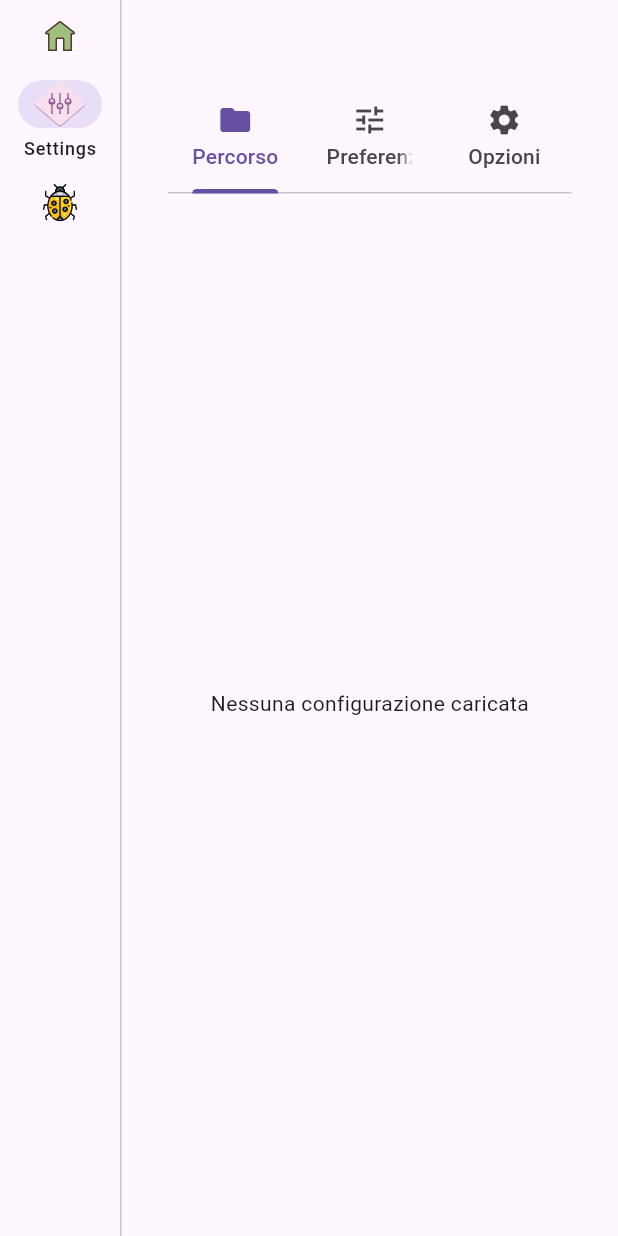
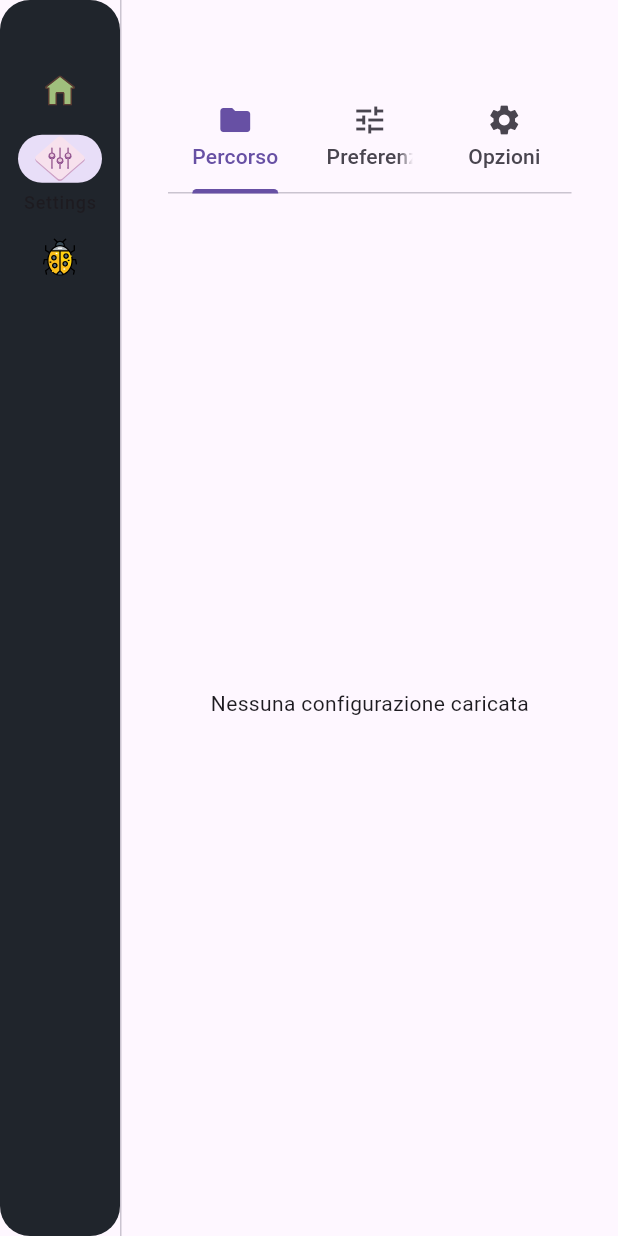
Before and after one commit to 31December99/Unit3DWebUp, a Flutter app: the screen it shows after launch, after a tap on "Settings", on a phone screen of 412 x 824 dp. Run offline on Flutter 3.47's test engine with Material 3 defaults, Android fonts, the phone set to English and light mode, and no system bars; our stand-ins replace flutter_svg; network calls fail.

Commit message:
Update UI colors and layout

```diff
--- a/UI/lib/assets/credits.txt
+++ b/UI/lib/assets/credits.txt
@@ -57,3 +57,9 @@ https://www.svgrepo.com/svg/213182/upload
 COLLECTION: Interface 7
 LICENSE: CC0 License
 UPLOADER: SVG Repo
+
+
+https://www.svgrepo.com/svg/288439/network-share
+COLLECTION: Seo And Marketing 4
+LICENSE: CC0 License
+UPLOADER: SVG Repo
--- a/UI/lib/widgets/navigation_rail_widget.dart
+++ b/UI/lib/widgets/navigation_rail_widget.dart
@@ -15,12 +15,15 @@ class NavigationRailMenu extends StatelessWidget {
 
   @override
   Widget build(BuildContext context) {
-    return NavigationRail(
+    return ClipRRect(
+      borderRadius: BorderRadius.circular(20),
+      child: NavigationRail(
+      backgroundColor: Color(0xFF20252C),
       selectedIndex: selectedIndex,
       onDestinationSelected: onSelect,
       labelType: NavigationRailLabelType.selected,
+      groupAlignment: -0.89,
       destinations: [
-
         NavigationRailDestination(
           icon: SvgPicture.asset('lib/assets/home-svgrepo-com.svg', width: 20),
           selectedIcon: SvgPicture.asset(
@@ -54,6 +57,7 @@ class NavigationRailMenu extends StatelessWidget {
           label: const Text('Jobs'),
         ),
       ],
+      ),
     );
   }
 }
--- a/UI/lib/widgets/searchPage/search_textfield_widget.dart
+++ b/UI/lib/widgets/searchPage/search_textfield_widget.dart
@@ -28,68 +28,91 @@ class SearchTextField extends StatelessWidget {
   @override
   Widget build(BuildContext context) {
     /// Search bar
-    return TextField(
+    return SizedBox(
+      height: 50,
+      width: 400,
+      child: TextField(
         controller: controller,
+        style: const TextStyle(fontSize: 12),
         decoration: InputDecoration(
+          isDense: true,
+          contentPadding: const EdgeInsets.symmetric(
+            vertical: 8,
+            horizontal: 12,
+          ),
           hintText: hint,
-        hintStyle: TextStyle(
-          color: const Color(0xFF231616).withAlpha(150),
+          hintStyle: const TextStyle(
+            color: Colors.white,
             fontSize: 12,
             fontFamily: 'WhiteRabbit',
             letterSpacing: 0.8,
           ),
+          focusedBorder: OutlineInputBorder(
+            borderSide: BorderSide(color: Colors.transparent),
+          ),
+          hoverColor: Colors.transparent,
           border: const OutlineInputBorder(),
-        suffixIcon: Wrap(
-          spacing: 4,
+          suffixIconConstraints: const BoxConstraints(
+            minHeight: 30,
+            minWidth: 90,
+          ),
+          suffixIcon: Row(
+            mainAxisSize: MainAxisSize.min,
             children: [
-            /// Icon button Scan
               Ctooltip(
                 message: "Ricarica il tuo percorso",
                 child: IconButton(
-                onPressed: onClickScan,
+                  padding: EdgeInsets.zero,
+                  constraints: const BoxConstraints(
+                    minWidth: 24,
+                    minHeight: 24,
+                  ),
                   icon: SvgPicture.asset(
                     'lib/assets/refresh-svgrepo-com.svg',
-                  width: 25,
+                    width: 17,
+                  ),
+                  onPressed: onClickScan,
                 ),
               ),
-            ),
-
-            /// Icon button Tracker Search
               Ctooltip(
                 message: "Cerca nel tracker",
                 child: IconButton(
+                  padding: EdgeInsets.zero,
+                  constraints: const BoxConstraints(
+                    minWidth: 24,
+                    minHeight: 24,
+                  ),
+                  icon: SvgPicture.asset(
+                    'lib/assets/network-share-svgrepo-com.svg',
+                    width: 17,
+                  ),
                   onPressed: () {
                     if (onClickTracker != null && controller != null) {
                       onClickTracker!(controller!.text);
                     }
                   },
-                icon: SvgPicture.asset(
-                  'lib/assets/network-svgrepo-com.svg',
-                  width: 25,
-                ),
                 ),
               ),
 
-            /// Icon button Delete current page
               Ctooltip(
-              message: "Cancella la cache",
+                message: "Cancella la cache !",
                 child: IconButton(
-                onPressed: onClickClear,
+                  padding: EdgeInsets.zero,
+                  constraints: const BoxConstraints(
+                    minWidth: 24,
+                    minHeight: 24,
+                  ),
                   icon: SvgPicture.asset(
                     'lib/assets/clear-svgrepo-com.svg',
-                  width: 20,
+                    width: 15,
                   ),
+                  onPressed: onClickClear,
                 ),
               ),
             ],
           ),
-        suffixIconConstraints: const BoxConstraints(
-          minWidth: 96,
-          minHeight: 25,
         ),
       ),
-      onChanged: onChanged,
-      onSubmitted: onSubmitted,
     );
   }
 }
--- a/UI/lib/widgets/searchPage/search_widget.dart
+++ b/UI/lib/widgets/searchPage/search_widget.dart
@@ -1,10 +1,11 @@
-import 'package:flutter/material.dart';
-import 'package:provider/provider.dart';
+import 'package:url_launcher/url_launcher.dart';
+import 'package:UI/widgets/searchPage/search.dart';
 import 'package:UI/providers/providers.dart';
-import 'package:UI/widgets/searchPage/search.dart';
-import 'package:flutter_svg/svg.dart';
 import 'package:UI/widgets/widgets.dart';
 import 'package:UI/models/models.dart';
+import 'package:provider/provider.dart';
+import 'package:flutter/material.dart';
+import 'package:flutter_svg/svg.dart';
 
 /// Search
 /// This page comes with a textbox and four icon button
@@ -46,7 +47,7 @@ class _SearchState extends State<Search> {
     final posterProvider = context.read<PosterProvider>();
 
     final scanPath = context.select<SettingProvider, String>(
-          (p) => p.getValue('SCAN_PATH')
+      (p) => p.getValue('SCAN_PATH'),
     );
 
     final logProvider = context.read<LogProvider>();
@@ -55,33 +56,77 @@ class _SearchState extends State<Search> {
       padding: const EdgeInsets.all(1),
       child: Column(
         children: [
-          /// A personal widget with hover function (tooltip)
+          Align(
+            alignment: Alignment.topRight,
+            child: Padding(
+              padding: const EdgeInsets.only(right: 12, bottom: 8),
+              child: InkWell(
+                onTap: () async {
+                  final Uri url = Uri.parse(
+                    'https://github.com/tuo-username/tuo-repo',
+                  );
+
+                  if (await canLaunchUrl(url)) {
+                    await launchUrl(url);
+                  }
+                },
+                child: const Text(
+                  "GitHub",
+                  style: TextStyle(
+                    color: Colors.blueAccent,
+                    decoration: TextDecoration.underline,
+                    fontWeight: FontWeight.w500,
+                  ),
+                ),
+              ),
+            ),
+          ),
+          Row(
+            crossAxisAlignment: CrossAxisAlignment.center,
+            children: [
+              Row(
+                children: const [
+                  Text(
+                    'UNIT3D',
+                    style: TextStyle(
+                      fontFamily: 'WhiteRabbit',
+                      fontSize: 20,
+                      color: Color(0xFFF30420),
+                      letterSpacing: 1,
+                    ),
+                  ),
+                  SizedBox(width: 4),
+                  Text(
+                    'WEBUP',
+                    style: TextStyle(
+                      fontFamily: 'WhiteRabbit',
+                      fontSize: 20,
+                      color: Colors.white,
+                      letterSpacing: 1,
+                    ),
+                  ),
+                ],
+              ),
+
+              const SizedBox(width: 25),
+
+              Row(
+                children: [
                   Ctooltip(
                     message: "Carica tutto su tracker!",
                     child: IconButton(
-              /// Event button
                       onPressed: () {
-                /// Every poster has a job_id and a job_list_id
-                final jobListId = posterProvider.posterItems.first.jobListId;
+                        final jobListId =
+                            posterProvider.posterItems.first.jobListId;
 
-                /// Preparare a message for the console log ( the job Page)
                         final String notifyString =
                             'Uploading job list $jobListId Please wait...';
 
-                /// Access to console by provider
-                /// send message and defines its type
                         logProvider.add(notifyString, LogLevel.info);
-
-                /// Kind of message shown at the bottom
                         showAppSnackBar(context, notifyString);
 
-                /// Calls the endpoint
-                /// Passes the job list id and requests upload to the tracker
-                /// The backend reads data from Redis and start processing
                         posterProvider.uploadList(jobListId!);
                       },
-
-              /// Graphic for icon. See Asset folder
                       icon: SvgPicture.asset(
                         'lib/assets/upload-svgrepo-com.svg',
                         width: 25,
@@ -89,89 +134,91 @@ class _SearchState extends State<Search> {
                     ),
                   ),
 
-          /// Label
-          Text(
-            'UNIT3D Up',
-            style: const TextStyle(
-              fontFamily: 'WhiteRabbit',
-              fontSize: 20,
-              color: Color(0xFFCF8F4F),
-              letterSpacing: 1,
+                  const SizedBox(width: 15),
+
+                  InkWell(
+                    onTap: () => showAppSnackBar(context, "Filtro: Film"),
+                    child: const Text(
+                      "Film",
+                      style: TextStyle(
+                        color: Colors.blueAccent,
+                        decoration: TextDecoration.underline,
+                      ),
                     ),
                   ),
 
-          /// SEARCH TEXT BOX
-          /// Use a custom widget ( it returns a  customized..TextField)
-          /// as textbox
-          SearchTextField(
+                  const SizedBox(width: 10),
+
+                  InkWell(
+                    onTap: () => showAppSnackBar(context, "Filtro: Serie"),
+                    child: const Text(
+                      "Serie",
+                      style: TextStyle(
+                        color: Colors.blueAccent,
+                        decoration: TextDecoration.underline,
+                      ),
+                    ),
+                  ),
+
+                  const SizedBox(width: 10),
+                ],
+              ),
+
+              const SizedBox(width: 30),
+
+              SizedBox(
+                width: MediaQuery.of(context).size.width * 0.5,
+                child: SearchTextField(
                   controller: _controller,
+                  onSubmitted: (value) {
+                    if (posterProvider.posterItems.isEmpty) return;
 
-            /// Enter a keyword
-            onSubmitted: (value) {
-              // check if the list is empty
-              if (posterProvider.posterItems.isEmpty) {
-                return;
-              }
+                    final jobListId =
+                        posterProvider.posterItems.first.jobListId;
 
-              /// As above , get job_list_id, talk to console, run endpoint
-              final jobListId = posterProvider.posterItems.first.jobListId;
-
-              /// Console log ( the job Page)
                     final String notifyString =
                         "Searching text... in jobList $jobListId";
 
                     logProvider.add(notifyString, LogLevel.info);
-
-              /// Pop pop
                     showAppSnackBar(context, notifyString);
 
-              /// Tracker Search in the results
                     posterProvider.searchPoster(value);
                   },
-
-            /// SCAN
                   onClickScan: () async {
-              /// setting Page
                     final String notifyString = "Reloading $scanPath ";
 
-              ///Add notify to console
                     logProvider.add(notifyString, LogLevel.info);
-
-              /// popup message
                     showAppSnackBar(context, notifyString);
 
-              /// https://dart.dev/tools/diagnostics/use_build_context_synchronously?utm_source=dartdev&utm_medium=redir&utm_id=diagcode&utm_content=use_build_context_synchronously
                     final String? error = await posterProvider.scan(
                       _controller.text,
                     );
-              if (error != null) {
-                if (error.isNotEmpty) {
-                  if (context.mounted) {
+
+                    if (error != null && error.isNotEmpty && context.mounted) {
                       notifyTheUser(context, error);
                     }
-                }
-              }
                   },
+                  onClickTracker: (value) {
+                    final String notifyString =
+                        "Searching... '$value' in tracker";
 
-            /// TRACKER
-            onClickTracker: (value) {
-              /// Passes search value
-              final String notifyString = "Searching... '$value' in tracker";
                     logProvider.add(notifyString, LogLevel.info);
                     showAppSnackBar(context, notifyString);
+
                     posterProvider.searchPoster(value);
                   },
-
-            /// DELETE
                   onClickClear: () {
-              /// Request to backend to delete job_list_id (Page)
-              ///
                     final String notifyString =
                         "Deleting... job list '${posterProvider.posterItems[0].jobListId}'";
+
                     logProvider.add(notifyString, LogLevel.info);
                     showAppSnackBar(context, notifyString);
+
                     posterProvider.clearPosterItems();
                   },
+                ),
+              ),
+            ],
           ),
 
           const SizedBox(height: 10),
```
Also changed, not shown: UI/lib/widgets/searchPage/image_network_widget.dart (+24 -34 lines), UI/lib/widgets/settings/setting_text.dart (+8 -1 lines), UI/pubspec.yaml (+7 -0 lines), UI/pubspec.lock. Lines whose indentation alone changed are shown as unchanged.
